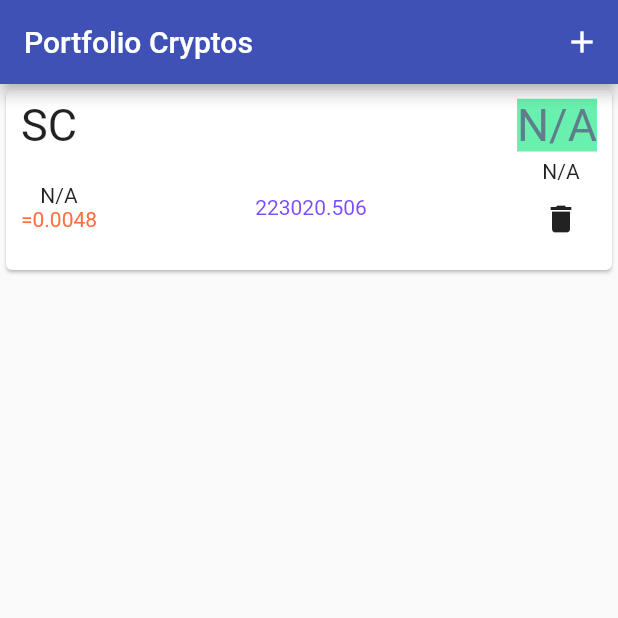
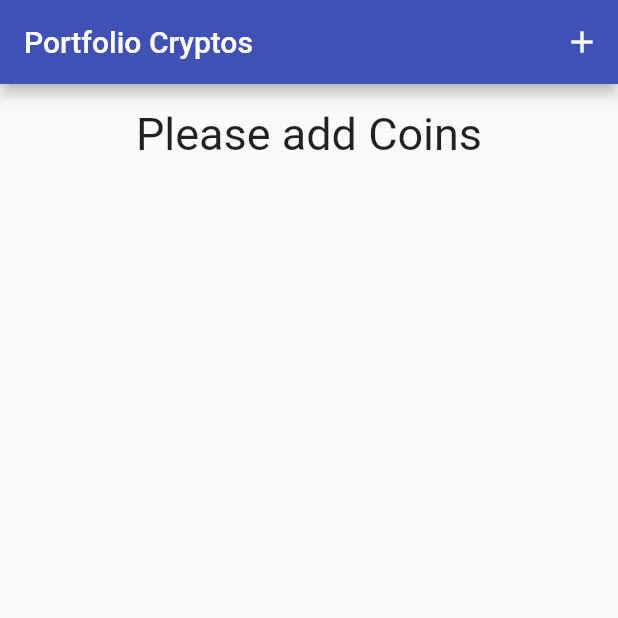
Before and after one commit to amigoavena/crypto-portfolio, a Flutter app: the screen it shows after launch, after a tap on the "delete" icon, on a phone screen of 412 x 824 dp, the top half of it. Run offline on Flutter 3.47's test engine with Material 2 defaults, Android fonts, the light colour scheme and no system bars; our stand-ins replace get_it, injectable, shared_preferences, sqflite; accounts and stored records are empty.

Commit message:
Changes for final release

```diff
--- a/lib/services/price/portfolio_impl.dart
+++ b/lib/services/price/portfolio_impl.dart
@@ -7,34 +7,21 @@ import 'portfolio_service.dart';
 
 class PortfolioServiceImpl implements PortfolioService {
 
-  static final defaultFavorites = [PortfolioCoin(
-    coinAbr: 'SC',
-    initialCost: 1071.57,
-    initialPrice:  0.0048,
-    coinAmount:  223020.506250,
-  ),PortfolioCoin(
-    coinAbr: 'RSR',
-    initialCost: 989.46,
-    initialPrice:  0.0383,
-    coinAmount:  25855,
-  )];
+  static final defaultFavorites = [];
 
   Api _api = locator<Api>();
 
   @override
   Future<List<PortfolioCoin>> getPortfolio() async {
     final favorites = await StorageServiceDB.db.getPortfolioData();
-    if (favorites == null || favorites.length < 1) {
-      return defaultFavorites;
-    }
     return favorites;
   }
 
   @override
-  Future<void> savePortfolio(List<PortfolioCoin> data) async {
-    if (data == null || data.length == 0)
+  Future<void> savePortfolio(PortfolioCoin data) async {
+    if (data == null)
       return;
-    await StorageServiceDB.db.savePortFolio(data);
+    await StorageServiceDB.db.savePortfolio(data);
   }
 
   @override
@@ -43,4 +30,11 @@ class PortfolioServiceImpl implements PortfolioService {
     return price;
   }
 
+  @override
+  Future<void> deletePortfolio(PortfolioCoin coin) async {
+    if (coin == null)
+      return;
+    await StorageServiceDB.db.deletePortfolio(coin);
+  }
+
 }
--- a/lib/services/price/portfolio_service.dart
+++ b/lib/services/price/portfolio_service.dart
@@ -5,8 +5,10 @@ abstract class PortfolioService {
 
   Future<List<PortfolioCoin>> getPortfolio();
 
-  Future<void> savePortfolio(List<PortfolioCoin> data);
+  Future<void> savePortfolio(PortfolioCoin data);
 
   Future<CoinPrice> getCoinPrice(String coinPair);
 
+  Future<void> deletePortfolio(PortfolioCoin coin);
+
 }
--- a/lib/services/storage/storage_service.dart
+++ b/lib/services/storage/storage_service.dart
@@ -4,7 +4,7 @@ abstract class StorageService {
 
   Future<List<PortfolioCoin>> getPortfolioData();
 
-  Future savePortFolio(List<PortfolioCoin> data);
+  Future savePortfolio(PortfolioCoin data);
 
   Future<bool> isExpiredCache();
 }
--- a/lib/services/storage/storage_service_db.dart
+++ b/lib/services/storage/storage_service_db.dart
@@ -63,18 +63,24 @@ class StorageServiceDB implements StorageService {
   }
 
   @override
-  Future savePortFolio(List<PortfolioCoin> data) async {
-    /*
-    PortfolioCoin item;
-
+  Future<void> savePortfolio(PortfolioCoin item) async {
     final db = await database;
-
     var result = await db.rawInsert(
         "INSERT INTO PortfolioCoins ('coinAbr', 'initialCost', 'initialPrice', 'coinAmount') values (?, ?, ?, ?)",
         [item.coinAbr, item.initialCost, item.initialPrice, item.coinAmount]
     );
-    */
     return null;
   }
 
+  Future<void> deletePortfolio(PortfolioCoin coin) async{
+    final db = await database;
+    await db.delete(
+      'PortfolioCoins',
+      where: "coinAbr = ? ",
+      whereArgs: [ coin.coinAbr ],
+    );
+  }
+
+
+
 }
--- a/lib/services/storage/storage_service_fake.dart
+++ b/lib/services/storage/storage_service_fake.dart
@@ -62,7 +62,7 @@ class StorageServiceFake implements StorageService {
   }
 
   @override
-  Future<void> savePortFolio(List<PortfolioCoin> data) {
+  Future<void> savePortfolio(PortfolioCoin data) {
     return null;
   }
 
--- a/lib/services/storage/storage_service_implementation.dart
+++ b/lib/services/storage/storage_service_implementation.dart
@@ -56,7 +56,7 @@ class StorageServiceImpl implements StorageService {
   }
 
   @override
-  Future<void> savePortFolio(List<PortfolioCoin> data) {
+  Future<void> savePortfolio(PortfolioCoin data) {
     String jsonString = jsonEncode(data);
     _saveToPreferences(sharedPrefPortfolioKey, jsonString);
     _resetCacheTimeToNow();
--- a/lib/views/portfolio_screen.dart
+++ b/lib/views/portfolio_screen.dart
@@ -3,6 +3,7 @@ import 'dart:async';
 import 'package:portfolio_litium/app/locator.dart';
 import 'package:portfolio_litium/view_models/portfolio_viewmodel.dart';
 import 'package:flutter/material.dart';
+import 'package:portfolio_litium/views/add_coin_screen.dart';
 import 'package:provider/provider.dart';
 
 class PortfolioScreen extends StatefulWidget {
@@ -22,10 +23,6 @@ class _PortfolioScreenScreenState extends State<PortfolioScreen> {
   void initState() {
     model.loadData();
     super.initState();
-    //const twentyMillis = const Duration(milliseconds:3000);
-    //new Timer.periodic(twentyMillis, (Timer t) => setState((){
-    //  print("hi!");
-    //}));
   }
 
   Future<void> _getData() async {
@@ -45,15 +42,17 @@ class _PortfolioScreenScreenState extends State<PortfolioScreen> {
             actions: <Widget>[
               IconButton(
                 icon: Icon(Icons.add),
-                onPressed: () async {},
+                onPressed: () async {
+                  await Navigator.push( context,
+                    MaterialPageRoute(builder: (context) => AddCoinScreen()),
+                  );
+                },
               )
             ],
           ),
           body: Column(
             crossAxisAlignment: CrossAxisAlignment.start,
             children: <Widget>[
-              //baseCurrencyTitle(model),
-              //baseCurrencyTextField(model), // TODO Align??
               quoteCurrencyList(model),
             ],
           ),
@@ -64,25 +63,25 @@ class _PortfolioScreenScreenState extends State<PortfolioScreen> {
 
   Widget quoteCurrencyList(PortfolioViewModel model) {
     return  model.coins.length != 0 ?
-    RefreshIndicator(
+    Expanded(
+      child: RefreshIndicator( // Scroll???
           child: ListView.builder(
             scrollDirection: Axis.vertical,
-        shrinkWrap: true,
+            shrinkWrap: false,
+            physics: const AlwaysScrollableScrollPhysics(), // new
             itemCount: model.coins.length,
             itemBuilder: (context, index) {
               return Card(
                   child: InkWell(
-              onTap: (){
-                print("tapped");
-              },
+                      onTap: (){},
                       child: Padding(
-                  padding: const EdgeInsets.only(left: 10, top: 6, right: 10, bottom: 10),
+                          padding: const EdgeInsets.only(left: 7, top: 6, right: 10),
                           child: Column(
                               children: <Widget>[
                                 Row(
                                   children: [
                                     SizedBox(
-                              width: 40,
+                                      width: 100,
                                       child: Text(
                                         '${model.coins[index].coinAbr}',
                                         style: TextStyle(fontSize: 30),
@@ -127,19 +126,15 @@ class _PortfolioScreenScreenState extends State<PortfolioScreen> {
                                                 icon: new Icon(Icons.delete),
                                                 onPressed: (){
                                                   print("deleted!- ${index}");
+                                                  model.deleteCoin(model.coins[index]);
+                                                  model.loadData();
                                                 }
                                             )
                                           ],
                                         )
                                     )
                                   ],
-                        ),
-                        Row(
-                          children: [
-                            Spacer(),
-
-                          ],
-                        ),
+                                )
                               ]
                           )
                       )
@@ -148,6 +143,14 @@ class _PortfolioScreenScreenState extends State<PortfolioScreen> {
             },
           ),
           onRefresh: _getData
-    ): Center(child: CircularProgressIndicator());
+      )
+    ): Center(
+        child: Padding(
+            padding: const EdgeInsets.only(top: 16),
+            child: Text("Please add Coins",
+              style: TextStyle(fontSize: 30)
+            )
+        )
+    );
   }
 }
```
Also changed, not shown: lib/datamodel/portfolio_coin.dart (+9 -0 lines), lib/view_models/add_coin_viewmodel.dart (added, +21 -0 lines), lib/view_models/portfolio_viewmodel.dart (+6 -21 lines), lib/views/add_coin_screen.dart (added, +170 -0 lines), lib/app/locator.config.dart. Lines whose indentation alone changed are shown as unchanged.
